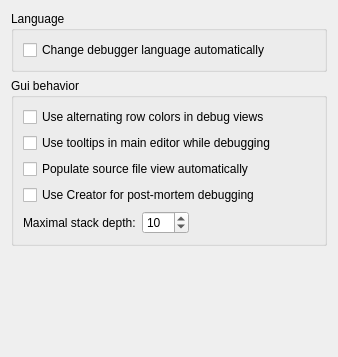
qt-creator/qt-creator, file src/plugins/debugger/commonoptionspage.ui: the form before one commit.
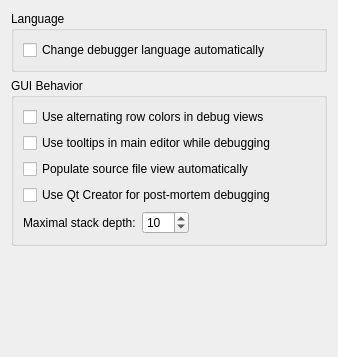
The form after the commit.

The edit to the form file:
```diff
--- a/src/plugins/debugger/commonoptionspage.ui
+++ b/src/plugins/debugger/commonoptionspage.ui
@@ -33,7 +33,7 @@
    <item>
     <widget class="QGroupBox" name="groupBox">
      <property name="title">
-      <string>Gui behavior</string>
+      <string>GUI Behavior</string>
      </property>
      <layout class="QGridLayout" name="gridLayout_2">
       <item row="0" column="0" colspan="2">
@@ -66,7 +66,7 @@
          <string>Register Qt Creator for debugging crashed applications.</string>
         </property>
         <property name="text">
-         <string>Use Creator for post-mortem debugging</string>
+         <string>Use Qt Creator for post-mortem debugging</string>
         </property>
        </widget>
       </item>
```
